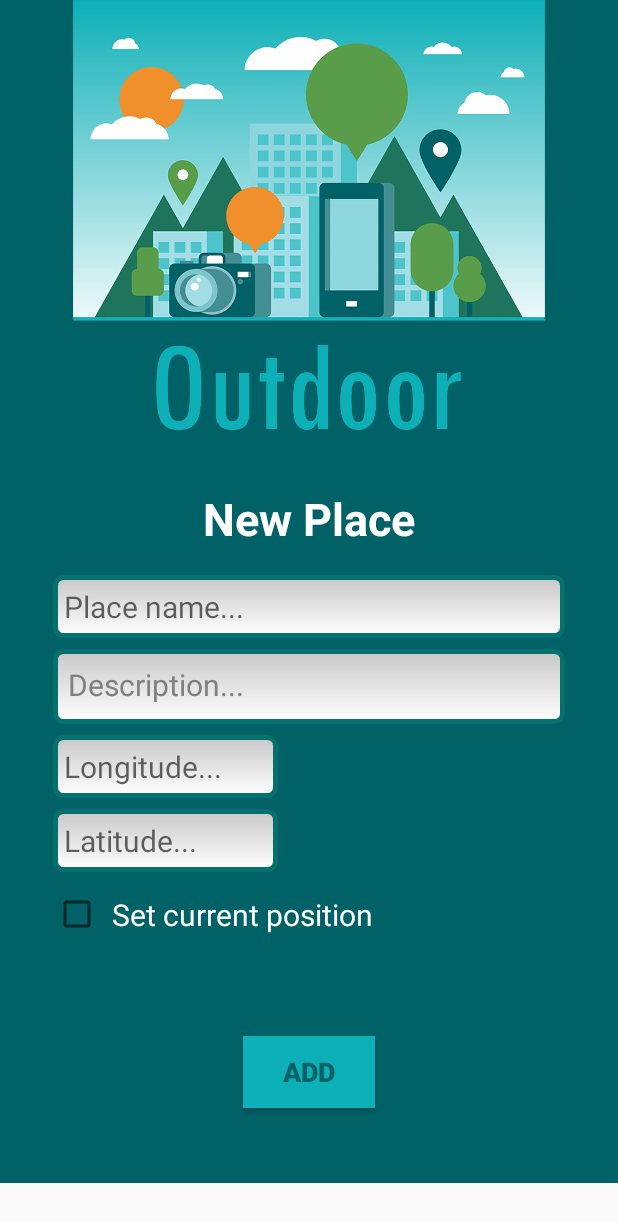
After one commit to Syrgeek/Outdoor, an Android app: the Add_Place screen opened directly, with no data from a screen before it, on a phone screen of 412 x 824 dp. The commit adds this screen. Shown: the top 1222 px of the screen. Run offline under Robolectric (Android 15) with nearby library versions, the phone set to English and light mode, and no system bars.

Commit message:
Add Place

```diff
--- a/app/build.gradle
+++ b/app/build.gradle
@@ -1,8 +1,8 @@
 apply plugin: 'com.android.application'
 
 android {
-    compileSdkVersion 21
-    buildToolsVersion "21.1.1"
+    compileSdkVersion 'Google Inc.:Google APIs:21'
+    buildToolsVersion '21.1.1'
 
     defaultConfig {
         applicationId "com.example.hassan.outdoor"
@@ -20,7 +20,7 @@ android {
 }
 
 dependencies {
-    compile fileTree(dir: 'libs', include: ['*.jar'])
+    compile fileTree(include: ['*.jar'], dir: 'libs')
     compile 'com.android.support:appcompat-v7:22.2.1'
     compile 'com.android.support:support-v4:22.2.1'
     compile 'com.google.android.gms:play-services:8.1.0'
--- /dev/null
+++ b/app/src/main/java/com/example/hassan/outdoor/Add_Place.java
@@ -0,0 +1,112 @@
+package com.example.hassan.outdoor;
+
+import android.app.ProgressDialog;
+import android.content.Intent;
+import android.os.AsyncTask;
+import android.os.Bundle;
+import android.support.v7.app.ActionBarActivity;
+import android.view.View;
+import android.widget.Button;
+import android.widget.EditText;
+import android.widget.TextView;
+
+import org.json.JSONException;
+import org.json.JSONObject;
+
+public class Add_Place extends ActionBarActivity {
+
+    private ProgressDialog pDialog;
+
+    EditText inputName;
+    EditText inputLong;
+    EditText inputLat;
+    TextView message;
+
+    private static final String TAG_SUCCESS = "success";
+
+    @Override
+    protected void onCreate(Bundle savedInstanceState) {
+        super.onCreate(savedInstanceState);
+        getSupportActionBar().hide();
+        setContentView(R.layout.activity_add__place);
+
+        inputName = (EditText) findViewById(R.id.place_name);
+        inputLat = (EditText) findViewById(R.id.latitude);
+        inputLong = (EditText) findViewById(R.id.longitude);
+        message = (TextView) findViewById(R.id.message);
+
+        Button btnAddPlace = (Button) findViewById(R.id.add_place);
+
+        btnAddPlace.setOnClickListener(new View.OnClickListener() {
+            @Override
+            public void onClick(View view) {
+                String name = inputName.getText().toString();
+                String lat = inputLat.getText().toString();
+                String lon = inputLong.getText().toString();
+                new CreateNewPlace().execute(name,lat,lon);
+                return;
+            }
+        });
+
+    }
+
+
+    class CreateNewPlace extends AsyncTask<String, String, String> {
+
+        /**
+         * Before starting background thread Show Progress Dialog
+         * */
+        @Override
+        protected void onPreExecute() {
+            super.onPreExecute();
+            pDialog = new ProgressDialog(Add_Place.this);
+            pDialog.setMessage("Creating place...");
+            pDialog.setIndeterminate(false);
+            pDialog.setCancelable(true);
+            pDialog.show();
+        }
+        /**
+         * Creating account
+         * */
+        protected String doInBackground(String... strings) {
+
+            JSONObject json = new System().addPlace(strings);
+            int success = 0;
+            try {
+                success = json.getInt("success");
+            } catch (JSONException e) {
+                e.printStackTrace();
+            }
+
+            // Building Parameters
+            if(success == 1){
+                Intent i = new Intent(getApplicationContext(), Add_Place.class);
+                startActivity(i);
+                // closing this screen
+                finish();
+
+            }else{
+                Intent i = new Intent(getApplicationContext(),Welcome.class);
+                try {
+                    i.putExtra("error",json.getString("message"));
+                } catch (JSONException e) {
+                    e.printStackTrace();
+                }
+                startActivity(i);
+                // failed to create product
+            }
+            return null;
+        }
+        /**
+         * After completing background task Dismiss the progress dialog
+         * **/
+        protected void onPostExecute(String file_url) {
+            // dismiss the dialog once done
+            pDialog.dismiss();
+            // Intent back = new Intent(getApplicationContext(),MainActivity.class);
+            // startActivity(back);
+        }
+
+    }
+
+}
--- a/app/src/main/res/drawable/edittextstyle.xml
+++ b/app/src/main/res/drawable/edittextstyle.xml
@@ -6,6 +6,7 @@
     <stroke android:width="3dp"
         android:color="#05716d"/>
     <corners android:radius="5dp" />
+
     <gradient
         android:startColor="#C8C8C8"
         android:endColor="#FFFFFF"
--- /dev/null
+++ b/app/src/main/res/layout/activity_add__place.xml
@@ -0,0 +1,122 @@
+<ScrollView
+    android:layout_height="wrap_content"
+    android:layout_width="fill_parent"
+    xmlns:android="http://schemas.android.com/apk/res/android"
+    android:fillViewport="true">
+    <LinearLayout xmlns:android="http://schemas.android.com/apk/res/android"
+        xmlns:tools="http://schemas.android.com/tools"
+        android:layout_width="fill_parent"
+        android:layout_height="match_parent"
+        android:orientation="vertical"
+        android:background="#006167"
+        tools:context=".Add_Place">
+
+        <ImageView
+            android:layout_width="fill_parent"
+            android:layout_height="300dp"
+            android:src="@drawable/head"/>
+
+        <LinearLayout
+            android:layout_width="fill_parent"
+            android:layout_height="wrap_content"
+            android:orientation="vertical"
+            android:layout_marginTop="15dp"
+            android:layout_marginLeft="35dp"
+            android:layout_marginRight="35dp">
+
+            <TextView
+                android:layout_width="wrap_content"
+                android:layout_height="wrap_content"
+                android:orientation="horizontal"
+                android:layout_margin="10dp"
+                android:layout_gravity="center_horizontal"
+                android:text="New Place"
+                android:textSize="30sp"
+                android:textStyle="bold"
+                android:textColor="#ffffff"/>
+
+            <EditText
+                android:layout_width="fill_parent"
+                android:layout_height="wrap_content"
+                android:background="@drawable/edittextstyle"
+                android:textSize="20sp"
+                android:padding="7dp"
+                android:layout_marginTop="7dp"
+                android:hint="Place name..."
+                android:id="@+id/place_name" />
+
+            <EditText
+                android:layout_width="fill_parent"
+                android:layout_height="50dp"
+                android:hint="Description..."
+                android:textColorHint="#808080"
+                android:gravity="top"
+                android:padding="10dp"
+                android:textSize="20sp"
+                android:layout_marginTop="7dp"
+                android:background="@drawable/edittextstyle"
+                android:id="@+id/place_desc"/>
+
+            <EditText
+                android:layout_width="150dp"
+                android:layout_height="wrap_content"
+                android:background="@drawable/edittextstyle"
+                android:textSize="20sp"
+                android:padding="7dp"
+                android:layout_marginTop="7dp"
+                android:inputType="number"
+                android:hint="Longitude..."
+                android:id="@+id/longitude" />
+
+            <EditText
+                android:layout_width="150dp"
+                android:layout_height="wrap_content"
+                android:background="@drawable/edittextstyle"
+                android:textSize="20sp"
+                android:padding="7dp"
+                android:layout_marginTop="7dp"
+                android:inputType="number"
+                android:hint="Latitude..."
+                android:id="@+id/latitude" />
+
+            <CheckBox
+                android:layout_width="wrap_content"
+                android:layout_height="wrap_content"
+                android:text="Set current position"
+                android:textSize="20sp"
+                android:textColor="#ffffff"
+                android:padding="7dp"
+                android:layout_marginTop="7dp"/>
+
+
+            <TextView
+                android:layout_height="wrap_content"
+                android:layout_width="fill_parent"
+                android:id="@+id/message"
+                android:layout_marginTop="10dp"
+                android:layout_marginBottom="10dp"
+                android:textColor="#FF0000"
+                android:textSize="18sp"
+                android:layout_gravity="center_horizontal"/>
+
+
+        </LinearLayout>
+
+
+        <Button
+            android:layout_width="wrap_content"
+            android:layout_height="wrap_content"
+            android:layout_marginTop="15dp"
+            android:background="#0db0b7"
+            android:padding="10dp"
+            android:textSize="18sp"
+            android:layout_gravity="center_horizontal"
+            android:textColor="#006167"
+            android:textStyle="bold"
+            android:layout_marginBottom="50dp"
+            android:text="Add"
+            android:id="@+id/add_place"/>
+
+    </LinearLayout>
+
+</ScrollView>
--- a/app/src/main/res/values/strings.xml
+++ b/app/src/main/res/values/strings.xml
@@ -19,5 +19,6 @@
     <string name="title_activity_send_message">SendMessage</string>
     <string name="title_activity_followers">Followers</string>
     <string name="title_activity_checkin_location">Where are you ?</string>
+    <string name="title_activity_add__place">Add_Place</string>
 
 </resources>
```
Also changed, not shown: app/src/main/AndroidManifest.xml (+7 -5 lines), app/src/main/java/com/example/hassan/outdoor/DB.java (+15 -0 lines), app/src/main/java/com/example/hassan/outdoor/Profile.java (+20 -34 lines), app/src/main/java/com/example/hassan/outdoor/System.java (+9 -0 lines), app/src/main/res/layout/activity_profile.xml (+1 -55 lines), app/src/main/res/layout/menu_profile.xml (deleted, +0 -13 lines), app/src/main/res/menu/menu_profile.xml (+10 -1 lines), 1 other file.
